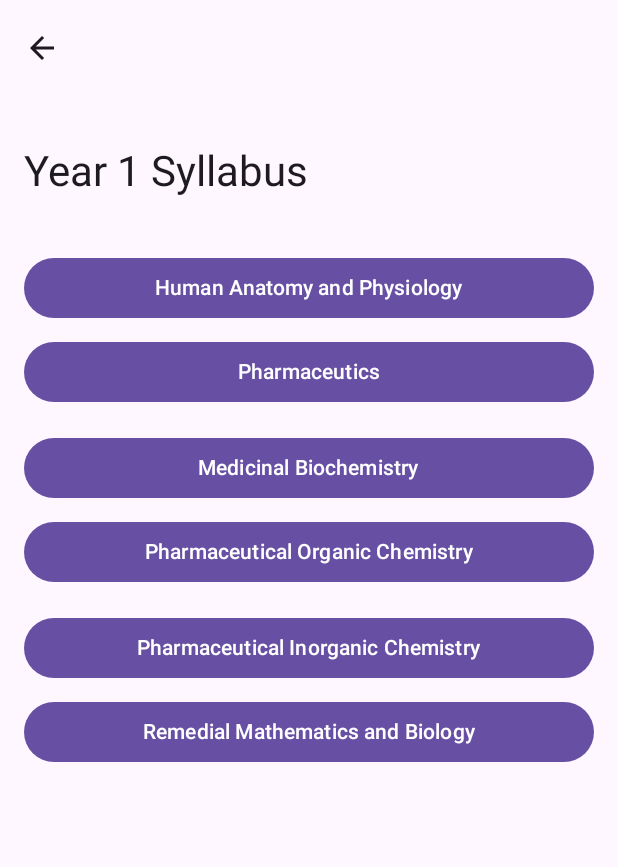
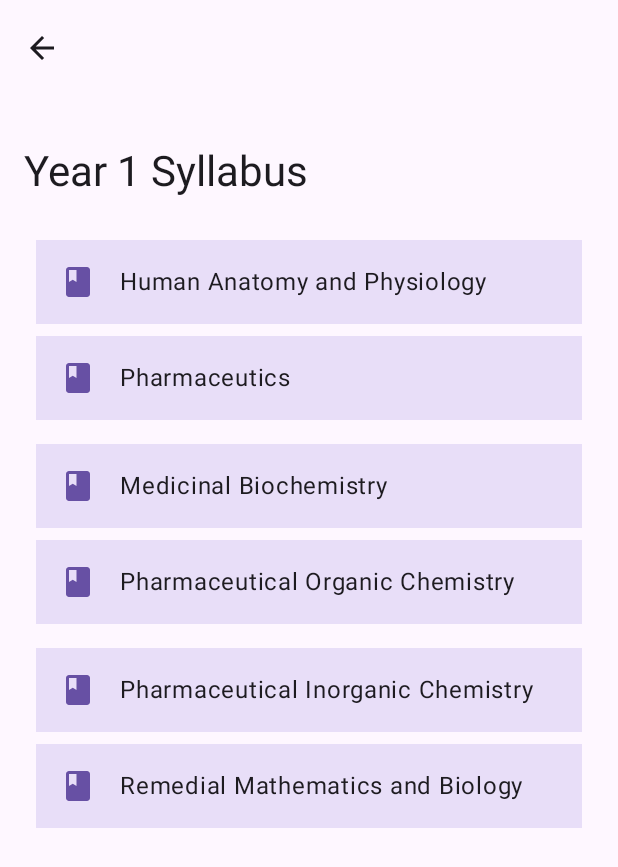
Before and after one commit to Shaaan/pcipd, an Android app built with Jetpack Compose: the screen it shows after launch (MainActivity), after a tap on "First Year", on a phone screen of 412 x 824 dp. Shown: the top 867 px of the screen. Run offline under Robolectric (Android 15) with nearby library versions, the phone set to English and light mode, and no system bars; our stand-ins replace AdMob; pictures from the network do not load; 7 statements that could not run were skipped.

Commit message:
Fix theming

```diff
--- a/app/src/main/java/in/shaaan/pcipharmd/HomeScreen.kt
+++ b/app/src/main/java/in/shaaan/pcipharmd/HomeScreen.kt
@@ -1,5 +1,3 @@
-// app/src/main/java/in/shaaan/pcipharmd/ui/screen/HomeScreen.kt (New File)
-
 package `in`.shaaan.pcipharmd
 
 import android.content.Intent
@@ -20,7 +18,6 @@ import androidx.compose.material.icons.filled.Star
 import androidx.compose.material3.*
 import androidx.compose.runtime.Composable
 import androidx.compose.runtime.remember
-import androidx.compose.ui.Alignment
 import androidx.compose.ui.Modifier
 import androidx.compose.ui.input.nestedscroll.nestedScroll
 import androidx.compose.ui.platform.LocalContext
@@ -30,14 +27,13 @@ import androidx.compose.ui.unit.dp
 import androidx.core.net.toUri
 import androidx.navigation.NavController
 import `in`.shaaan.pcipharmd.ui.components.NativeAdComposable
-import `in`.shaaan.pcipharmd.ui.theme.AppTheme
 
 @OptIn(ExperimentalMaterial3Api::class)
 @Composable
 fun HomeScreen(navController: NavController) {
     val context = LocalContext.current
     val snackbarHostState = remember { SnackbarHostState() }
-    val scrollBehavior = TopAppBarDefaults.enterAlwaysScrollBehavior(rememberTopAppBarState())
+    val scrollBehavior = TopAppBarDefaults.pinnedScrollBehavior(rememberTopAppBarState())
     val years = remember { (1..6).toList() }
     val adPositions = remember { setOf(2, 4, 6) } // Positions after which to show an ad
 
@@ -58,7 +54,7 @@ fun HomeScreen(navController: NavController) {
                 scrollBehavior = scrollBehavior,
                 colors = TopAppBarDefaults.mediumTopAppBarColors(
                     containerColor = MaterialTheme.colorScheme.primary,
-                    scrolledContainerColor = MaterialTheme.colorScheme.primary,
+                    scrolledContainerColor = MaterialTheme.colorScheme.primaryContainer,
                     titleContentColor = MaterialTheme.colorScheme.onPrimary,
                     actionIconContentColor = MaterialTheme.colorScheme.onPrimary
                 )
@@ -79,43 +75,47 @@ fun HomeScreen(navController: NavController) {
         // How: It takes a column definition and a lambda to render items from a list.
 
         LazyVerticalGrid(
-            columns = GridCells.Fixed(1),
+            columns = GridCells.Fixed(2),
             modifier = Modifier
                 .padding(paddingValues)
                 .fillMaxSize(),
-            contentPadding = PaddingValues(8.dp),
-            verticalArrangement = Arrangement.spacedBy(8.dp),
-            horizontalArrangement = Arrangement.spacedBy(8.dp)
+            contentPadding = PaddingValues(16.dp),
+            verticalArrangement = Arrangement.spacedBy(16.dp),
+            horizontalArrangement = Arrangement.spacedBy(16.dp)
         ) {
-            items(years.size) { index ->
-                val year = years[index]
-                // What: A Column to hold the YearCard and potentially an ad card.
-                // Why: Ensures the ad appears directly below the preceding year card in the grid flow.
-                // How: Wrap the card and the conditional ad in a Column.
-                Column(
-                    horizontalAlignment = Alignment.CenterHorizontally,
-                    verticalArrangement = Arrangement.spacedBy(8.dp)
-                ) {
-                    YearCard(year = year, onClick = {
-                        navController.navigate("year/$year")
-                    })
-
-                    if (adPositions.contains(year)) {
-                        // What: Wrap the native ad in a Card.
-                        // Why: To make the ad's presentation consistent with the rest of the UI elements.
-                        // How: Place the NativeAdComposable inside a Card composable.
-                        Card(elevation = CardDefaults.cardElevation(defaultElevation = 2.dp)) {
+            years.forEach { year ->
+                item(key = year) {
+                    YearCard(
+                        year = year,
+                        subjectCount = SyllabusRepository.getDataForYear(year)?.subjects?.size ?: 0,
+                        onClick = { navController.navigate("year/$year") },
+                        // What: Animate item placement.
+                        // Why: Adds a polished, fluid feel when the grid appears.
+                        modifier = Modifier.animateItem()
+                    )
+                }
+                if (adPositions.contains(year)) {
+                    item(key = "ad_for_$year") {
+                        // What: Style the ad card to be distinct but themed.
+                        // Why: Differentiates ads from content while maintaining visual harmony.
+                        Card(
+                            modifier = Modifier.animateItem().padding(horizontal = 8.dp),
+                            colors = CardDefaults.cardColors(
+                                containerColor = MaterialTheme.colorScheme.surfaceVariant
+                            ),
+                            shape = MaterialTheme.shapes.large
+                        ) {
                             NativeAdComposable(adUnitId = AdUtil.NATIVE_AD_UNIT_ID)
                         }
-                    }
                     }
                 }
             }
         }
     }
+}
 
     @Composable
-    fun YearCard(year: Int, onClick: () -> Unit) {
+    fun YearCard(year: Int, onClick: () -> Unit, modifier: Modifier = Modifier, subjectCount: Int) {
         val icon = when (year) {
             1 -> Icons.Default.LooksOne
             2 -> Icons.Default.LooksTwo
@@ -135,36 +135,37 @@ fun HomeScreen(navController: NavController) {
             else -> ""
         }
         Card(
-            modifier = Modifier
+            modifier = modifier
                 .fillMaxWidth()
                 .clickable(onClick = onClick),
-            elevation = CardDefaults.cardElevation(defaultElevation = 4.dp),
-            colors = CardDefaults.cardColors(containerColor = MaterialTheme.colorScheme.primaryContainer)
+//            elevation = CardDefaults.cardElevation(defaultElevation = 4.dp),
+            colors = CardDefaults.cardColors(containerColor = MaterialTheme.colorScheme.primaryContainer),
+            shape = MaterialTheme.shapes.large
         ) {
             Column(
-                horizontalAlignment = Alignment.CenterHorizontally,
-                verticalArrangement = Arrangement.Center,
+//                horizontalAlignment = Alignment.CenterHorizontally,
+//                verticalArrangement = Arrangement.Center,
                 modifier = Modifier
                     .fillMaxSize()
-                    .padding(vertical = 24.dp)
+                    .padding(16.dp)
             ) {
                 // What: Add an Icon to the card.
                 // Why: To provide a strong visual anchor.
                 // How: Using the Icon composable with a larger size.
-//                Icon(
-//                    imageVector = icon,
-//                    contentDescription = "Year $year",
-//                    modifier = Modifier.size(48.dp),
-//                    tint = MaterialTheme.colorScheme.primary
-//                )
-                Spacer(modifier = Modifier.height(8.dp))
+                Icon(
+                    imageVector = icon,
+                    contentDescription = "Year $year",
+                    modifier = Modifier.size(48.dp),
+                    tint = MaterialTheme.colorScheme.onPrimaryContainer
+                )
+                Spacer(modifier = Modifier.height(16.dp))
                 Text(
-                    text = "$text",
-                    style = MaterialTheme.typography.headlineSmall,
+                    text = text,
+                    style = MaterialTheme.typography.titleLarge,
                     textAlign = TextAlign.Center
                 )
                 Text(
-                    text = "View Syllabus",
+                    text = "$subjectCount Subjects",
                     style = MaterialTheme.typography.bodyMedium,
                     color = MaterialTheme.colorScheme.onSurfaceVariant
                 )
--- a/app/src/main/java/in/shaaan/pcipharmd/MainActivity.kt
+++ b/app/src/main/java/in/shaaan/pcipharmd/MainActivity.kt
@@ -3,6 +3,11 @@ package `in`.shaaan.pcipharmd
 import android.os.Bundle
 import androidx.activity.ComponentActivity
 import androidx.activity.compose.setContent
+import androidx.compose.animation.core.tween
+import androidx.compose.animation.fadeIn
+import androidx.compose.animation.fadeOut
+import androidx.compose.animation.slideInHorizontally
+import androidx.compose.animation.slideOutHorizontally
 import androidx.compose.foundation.layout.fillMaxSize
 import androidx.compose.material3.MaterialTheme
 import androidx.compose.material3.Surface
@@ -17,7 +22,6 @@ import androidx.navigation.navArgument
 import com.google.android.gms.ads.MobileAds
 import com.google.firebase.analytics.FirebaseAnalytics
 import `in`.shaaan.pcipharmd.ui.screen.AboutScreen
-import `in`.shaaan.pcipharmd.ui.screen.YearScreen
 import `in`.shaaan.pcipharmd.ui.theme.AppTheme
 import kotlinx.coroutines.Dispatchers
 import kotlinx.coroutines.launch
@@ -64,7 +68,11 @@ fun AppNavigator() {
     // What: The NavHost defines the navigation graph.
     // Why: It maps string "routes" to the composable functions that should be displayed.
     // How: It links routes like "home" and "year/{yearId}" to HomeScreen and YearScreen composables.
-    NavHost(navController = navController, startDestination = "home") {
+    NavHost(navController = navController, startDestination = "home",
+        enterTransition = { fadeIn(animationSpec = tween(300)) + slideInHorizontally(initialOffsetX = { it }) },
+        exitTransition = { fadeOut(animationSpec = tween(300)) + slideOutHorizontally(targetOffsetX = { -it }) },
+        popEnterTransition = { fadeIn(animationSpec = tween(300)) + slideInHorizontally(initialOffsetX = { -it }) },
+        popExitTransition = { fadeOut(animationSpec = tween(300)) + slideOutHorizontally(targetOffsetX = { it }) }) {
         composable("home") {
             HomeScreen(navController = navController)
         }
--- a/app/src/main/java/in/shaaan/pcipharmd/YearScreen.kt
+++ b/app/src/main/java/in/shaaan/pcipharmd/YearScreen.kt
@@ -1,16 +1,19 @@
 // app/src/main/java/in/shaaan/pcipharmd/ui/screen/YearScreen.kt (New File)
 
-package `in`.shaaan.pcipharmd.ui.screen
+package `in`.shaaan.pcipharmd
 
 import android.app.Activity
+import androidx.compose.foundation.clickable
 import androidx.compose.foundation.layout.Arrangement
 import androidx.compose.foundation.layout.PaddingValues
 import androidx.compose.foundation.layout.fillMaxWidth
 import androidx.compose.foundation.layout.padding
 import androidx.compose.foundation.lazy.LazyColumn
 import androidx.compose.foundation.lazy.items
+import androidx.compose.foundation.lazy.itemsIndexed
 import androidx.compose.material.icons.Icons
 import androidx.compose.material.icons.automirrored.filled.ArrowBack
+import androidx.compose.material.icons.filled.Book
 import androidx.compose.material3.*
 import androidx.compose.runtime.Composable
 import androidx.compose.runtime.LaunchedEffect
@@ -24,10 +27,6 @@ import androidx.compose.ui.res.stringResource
 import androidx.compose.ui.unit.dp
 import androidx.lifecycle.viewmodel.compose.viewModel
 import androidx.navigation.NavController
-import `in`.shaaan.pcipharmd.AdUtil
-import `in`.shaaan.pcipharmd.BaseYearViewModel
-import `in`.shaaan.pcipharmd.ListItem
-import `in`.shaaan.pcipharmd.SyllabusRepository
 import `in`.shaaan.pcipharmd.ui.components.NativeAdComposable
 
 @OptIn(ExperimentalMaterial3Api::class)
@@ -71,26 +70,51 @@ fun YearScreen(navController: NavController, year: Int) {
             )
         }
     ) { paddingValues ->
-        // What: A LazyColumn to display a vertical list.
-        // Why: It's the Compose equivalent of a RecyclerView, efficiently rendering list items.
-        // How: `items` iterates through our list of subjects and ads, rendering a different composable for each type.
         LazyColumn(
             modifier = Modifier.padding(paddingValues),
-            contentPadding = PaddingValues(16.dp),
+            contentPadding = PaddingValues(8.dp),
             verticalArrangement = Arrangement.spacedBy(8.dp)
         ) {
-            items(listItems) { item ->
+            itemsIndexed(
+                items = listItems,
+                key = { index, item ->
+                    when (item) {
+                        is ListItem.SubjectItem -> item.textResId // Stable and unique
+                        is ListItem.AdItem -> "ad_$index" // Guaranteed unique for each ad slot
+                    }
+                }
+            ) { index, item -> // The lambda now provides both index and item
                 when (item) {
                     is ListItem.SubjectItem -> {
-                        Button(
-                            onClick = { viewModel.onSubjectClicked(context as Activity, item.endpoint) },
-                            modifier = Modifier.fillMaxWidth()
-                        ) {
-                            Text(text = stringResource(id = item.textResId))
-                        }
+                        ListItem(
+                            headlineContent = { Text(stringResource(id = item.textResId)) },
+                            modifier = Modifier
+                                .padding(horizontal = 16.dp)
+                                .clickable { viewModel.onSubjectClicked(context as Activity, item.endpoint) }
+                                .animateItem(), // Add for smooth reordering animations
+                            leadingContent = {
+                                Icon(
+                                    Icons.Default.Book,
+                                    contentDescription = null,
+                                    tint = MaterialTheme.colorScheme.primary
+                                )
+                            },
+                            colors = ListItemDefaults.colors(
+                                containerColor = MaterialTheme.colorScheme.secondaryContainer
+                            )
+                        )
                     }
                     is ListItem.AdItem -> {
-                        NativeAdComposable(adUnitId = AdUtil.NATIVE_AD_UNIT_ID)
+                        Card(
+                            modifier = Modifier
+                                .padding(horizontal = 16.dp)
+                                .animateItem(), // Add for smooth reordering animations
+                            colors = CardDefaults.cardColors(
+                                containerColor = MaterialTheme.colorScheme.onPrimaryContainer
+                            )
+                        ) {
+                            NativeAdComposable(adUnitId = AdUtil.NATIVE_AD_UNIT_ID)
+                        }
                     }
                 }
             }
--- /dev/null
+++ b/app/src/main/java/in/shaaan/pcipharmd/ui/theme/Shape.kt
@@ -0,0 +1,11 @@
+package `in`.shaaan.pcipharmd.ui.theme
+
+import androidx.compose.foundation.shape.RoundedCornerShape
+import androidx.compose.material3.Shapes
+import androidx.compose.ui.unit.dp
+
+val AppShapes = Shapes(
+    small = RoundedCornerShape(4.dp),
+    medium = RoundedCornerShape(8.dp),
+    large = RoundedCornerShape(16.dp)
+)
--- a/app/src/main/java/in/shaaan/pcipharmd/ui/theme/Theme.kt
+++ b/app/src/main/java/in/shaaan/pcipharmd/ui/theme/Theme.kt
@@ -276,6 +276,7 @@ fun AppTheme(
   MaterialTheme(
     colorScheme = colorScheme,
     typography = AppTypography,
+      shapes = AppShapes,
     content = content
   )
 }
```
Also changed, not shown: app/build.gradle (+6 -4 lines), app/src/main/java/in/shaaan/pcipharmd/BaseYearViewModel.kt (+0 -17 lines).
